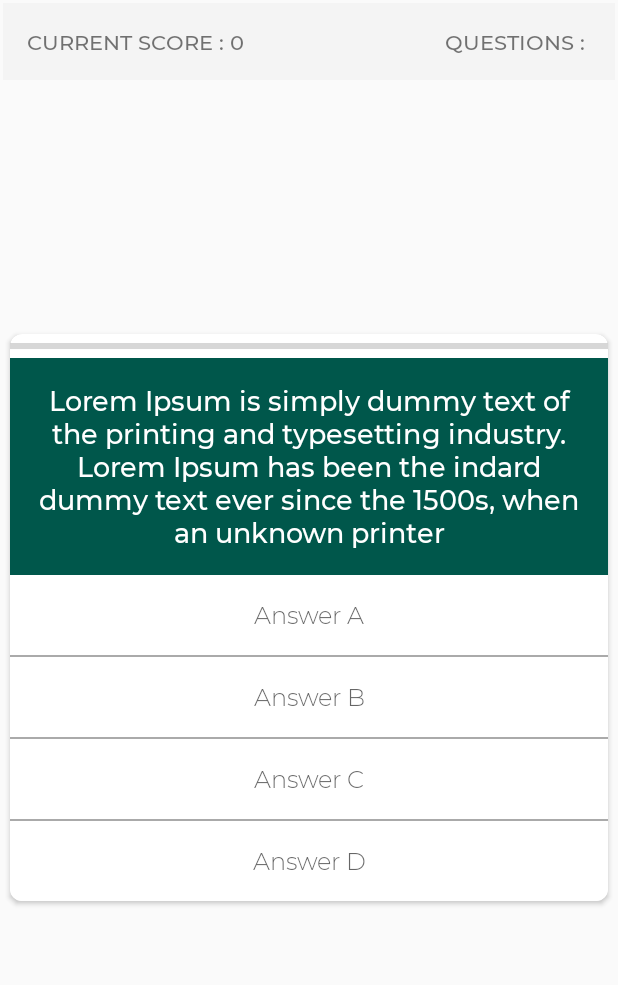
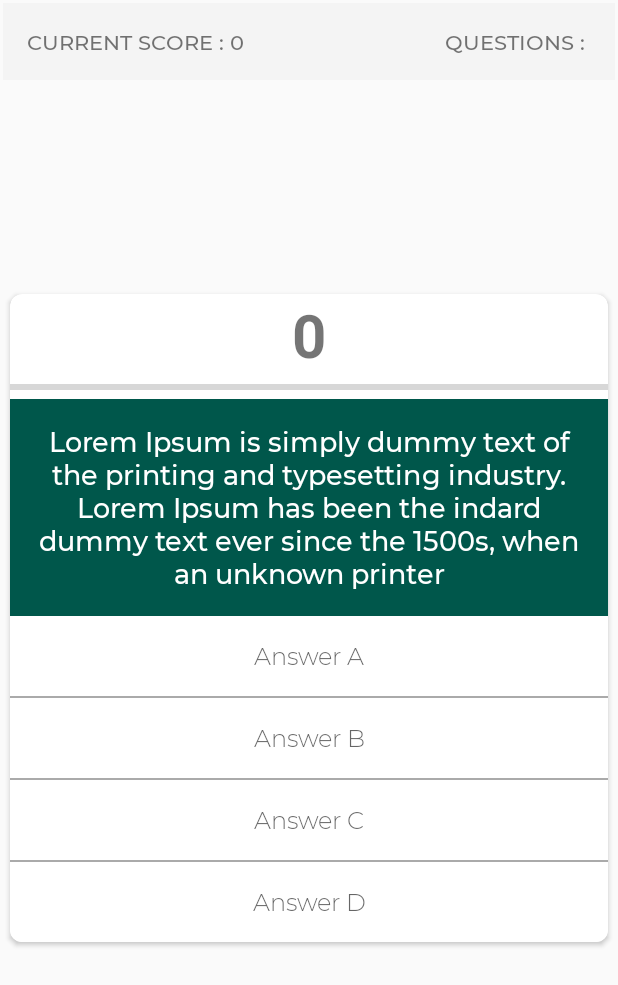
Before and after one commit to mmuhamadamirzaidi/QwisApp, an Android app: the PlayingGameActivity screen opened directly, with no data from a screen before it, on a phone screen of 412 x 824 dp. Shown: the top 985 px of the screen. Run offline under Robolectric (Android 15) with nearby library versions, the phone set to English and light mode, and no system bars; 1 statement that could not run was skipped.

Commit message:
Add Downtime Function

```diff
--- a/app/src/main/res/layout/activity_playing_game.xml
+++ b/app/src/main/res/layout/activity_playing_game.xml
@@ -56,6 +56,15 @@
                 android:layout_width="match_parent"
                 android:layout_height="match_parent"
                 android:orientation="vertical">
+
+                <TextView
+                    android:id="@+id/countdown"
+                    android:gravity="center"
+                    android:text="0"
+                    android:textSize="40dp"
+                    android:textStyle="bold"
+                    android:layout_width="match_parent"
+                    android:layout_height="wrap_content" />
 
                 <ProgressBar
                     android:id="@+id/progressBar"
```
